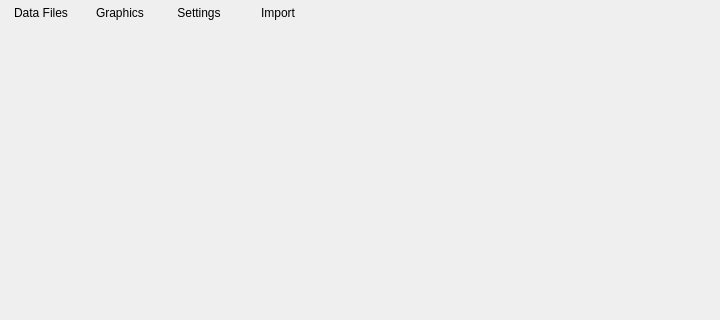
First picture: the form in apps/launcher/ui/mainwindow.ui, repository jeffcwj/openmw-cn-android, before the edit; both pictures show x 0 to 720 and y 0 to 320 of the 720 by 565 pixel window.
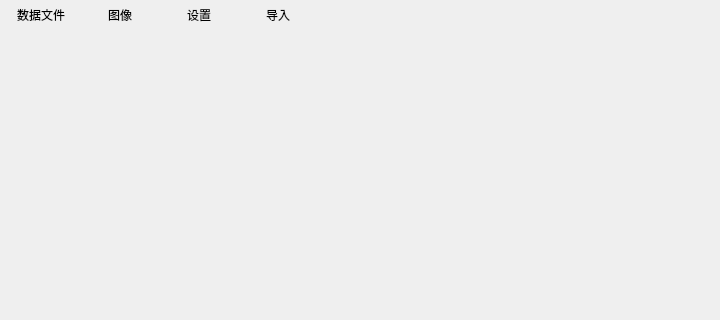
Second picture: the form after the edit. Icons and pictures are not drawn.

```diff
--- a/apps/launcher/ui/mainwindow.ui
+++ b/apps/launcher/ui/mainwindow.ui
@@ -124,7 +124,7 @@
      <normaloff>:/images/openmw-plugin.png</normaloff>:/images/openmw-plugin.png</iconset>
    </property>
    <property name="text">
-    <string>Data Files</string>
+    <string>数据文件</string>
    </property>
    <property name="toolTip">
     <string>Allows to setup data files and directories</string>
@@ -145,7 +145,7 @@
      <normaloff>:/images/preferences-video.png</normaloff>:/images/preferences-video.png</iconset>
    </property>
    <property name="text">
-    <string>Graphics</string>
+    <string>图像</string>
    </property>
    <property name="toolTip">
     <string>Allows to change graphics settings</string>
@@ -160,7 +160,7 @@
      <normaloff>:/images/preferences.png</normaloff>:/images/preferences.png</iconset>
    </property>
    <property name="text">
-    <string>Settings</string>
+    <string>设置</string>
    </property>
    <property name="toolTip">
     <string>Allows to tweak engine settings</string>
@@ -175,7 +175,7 @@
      <normaloff>:/images/preferences-advanced.png</normaloff>:/images/preferences-advanced.png</iconset>
    </property>
    <property name="text">
-    <string>Import</string>
+    <string>导入</string>
    </property>
    <property name="toolTip">
     <string>Allows to import data from original engine</string>
```
